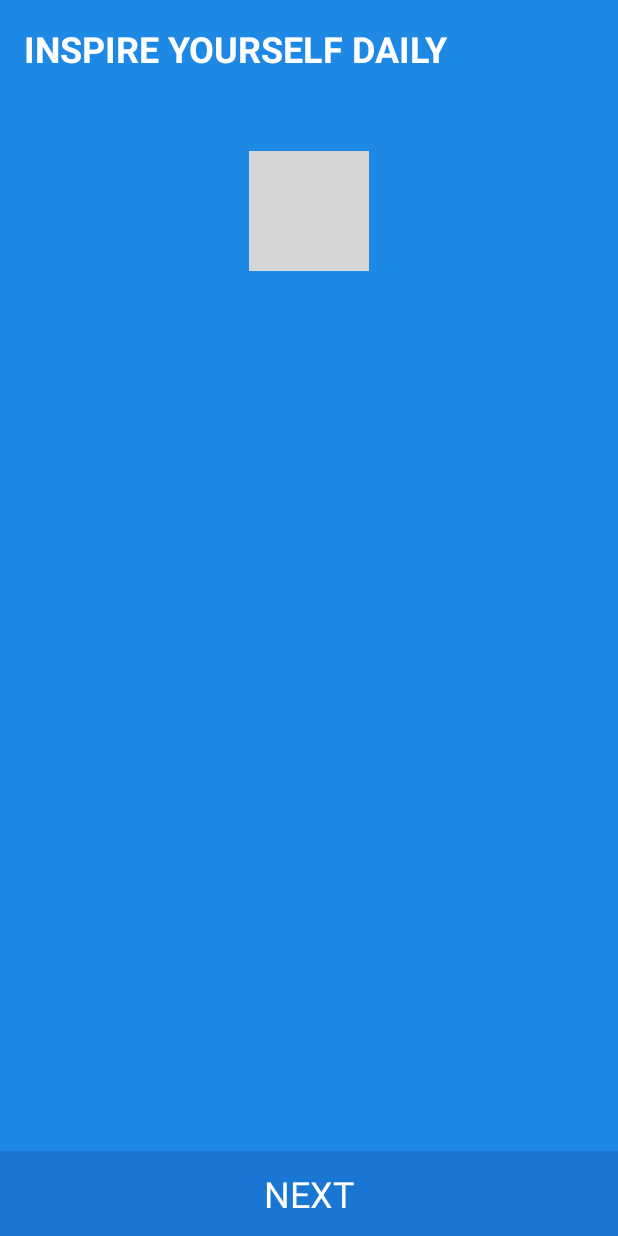
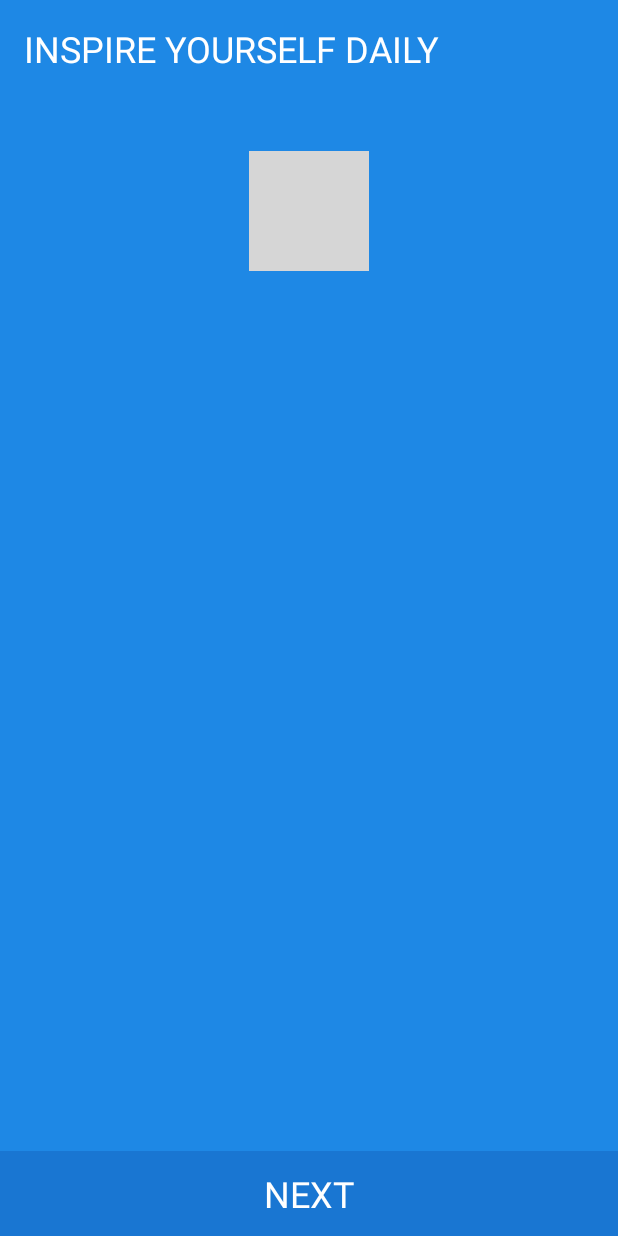
Before and after one commit to harrytrandesign/android_capstone_application_grateful, an Android app: the screen it shows after launch once a user with an empty profile is signed in (QuoteActivity), on a phone screen of 412 x 824 dp. Run offline under Robolectric (Android 15) with nearby library versions, the phone set to English and light mode, and no system bars; our stand-ins replace Firebase (no records; nobody signed in at launch, a user with empty details on screens opened directly); 3 statements that could not run were skipped; grey boxes are pictures that could not be loaded.

Commit message:
Adjusted typeFace in quoteactivity and submitactivity, changed font for button textview in both, and inspire daily font text in quote activity.

```diff
--- a/app/src/main/java/com/htdwps/grateful/QuoteActivity.java
+++ b/app/src/main/java/com/htdwps/grateful/QuoteActivity.java
@@ -18,9 +18,9 @@ public class QuoteActivity extends AppCompatActivity implements View.OnClickList
     String api_format = "text";         // Format available xml, json, html, text;
     String api_lang = "en";
 
+    TextView inspireText;
     TextView quoteText;
     TextView buttonText;
-    Typeface scriptFont;
 
     @Override
     protected void onCreate(Bundle savedInstanceState) {
@@ -34,13 +34,19 @@ public class QuoteActivity extends AppCompatActivity implements View.OnClickList
 
     public void runLayout() {
 
-        scriptFont = Typeface.createFromAsset(getAssets(), "fonts/Courgette-Regular.ttf");
+        // Load font assets
+        Typeface headerFont = Typeface.createFromAsset(getAssets(), "fonts/sacramento.ttf");
+        Typeface scriptFont = Typeface.createFromAsset(getAssets(), "fonts/Courgette-Regular.ttf");
+        Typeface buttonFont = Typeface.createFromAsset(getAssets(), "fonts/Bevan-Regular.ttf");
 
+        inspireText = findViewById(R.id.tv_inspire_daily);
         quoteText = findViewById(R.id.tv_inspiration_quote);
         buttonText = findViewById(R.id.tv_next_button);
         buttonText.setOnClickListener(this);
 
+        inspireText.setTypeface(headerFont);
         quoteText.setTypeface(scriptFont);
+        buttonText.setTypeface(buttonFont);
     }
 
     // TODO: Move this over to the submit new post page
--- a/app/src/main/java/com/htdwps/grateful/SubmitActivity.java
+++ b/app/src/main/java/com/htdwps/grateful/SubmitActivity.java
@@ -43,7 +43,6 @@ public class SubmitActivity extends AppCompatActivity implements View.OnClickLis
     String postString;
     String journalString;
     Boolean isPublic;
-    Typeface editTextFont;
 
     Entries entries;
     User user;
@@ -73,13 +72,15 @@ public class SubmitActivity extends AppCompatActivity implements View.OnClickLis
 
     public void setCustomTypeface() {
         // Load the font asset
-        editTextFont = Typeface.createFromAsset(getAssets(), "fonts/raleway.ttf");
+        Typeface editTextFont = Typeface.createFromAsset(getAssets(), "fonts/raleway.ttf");
+        Typeface buttonFont = Typeface.createFromAsset(getAssets(), "fonts/Bevan-Regular.ttf");
 
         tvEntryHeader.setTypeface(editTextFont);
         postText.setTypeface(editTextFont);
         journalText.setTypeface(editTextFont);
         radioButtonPost.setTypeface(editTextFont);
         radioButtonJournal.setTypeface(editTextFont);
+        postButton.setTypeface(buttonFont);
     }
 
     public void setupLayout() {
--- a/app/src/main/res/layout/activity_quote.xml
+++ b/app/src/main/res/layout/activity_quote.xml
@@ -14,6 +14,7 @@
         android:orientation="vertical">
 
         <TextView
+            android:id="@+id/tv_inspire_daily"
             android:layout_width="match_parent"
             android:layout_height="wrap_content"
             android:layout_marginBottom="@dimen/padding_standard"
```
